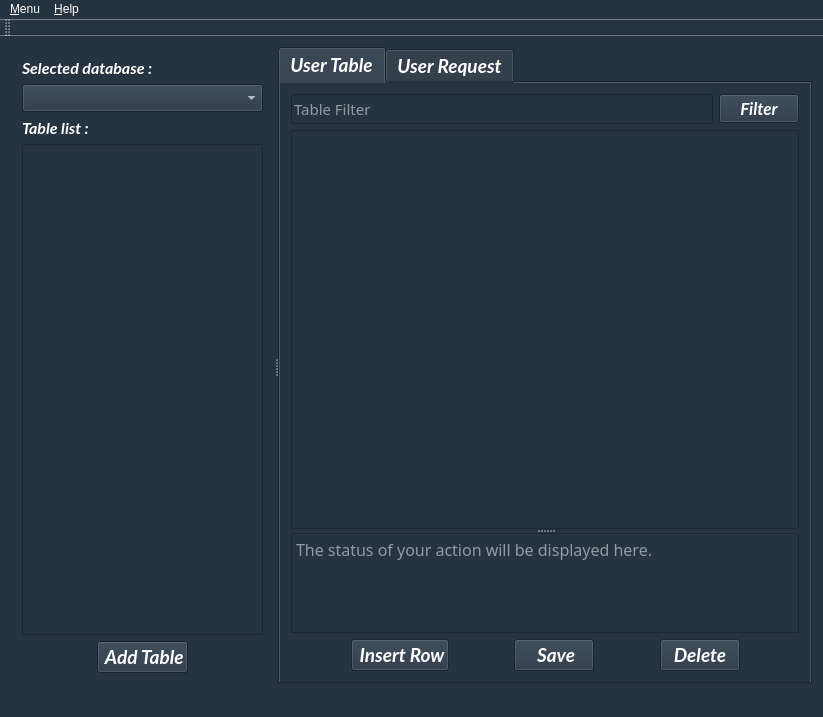
Before: the Qt Designer form mainwindow.ui in LouisVraie/dbManagerApp, drawn with Qt 5.
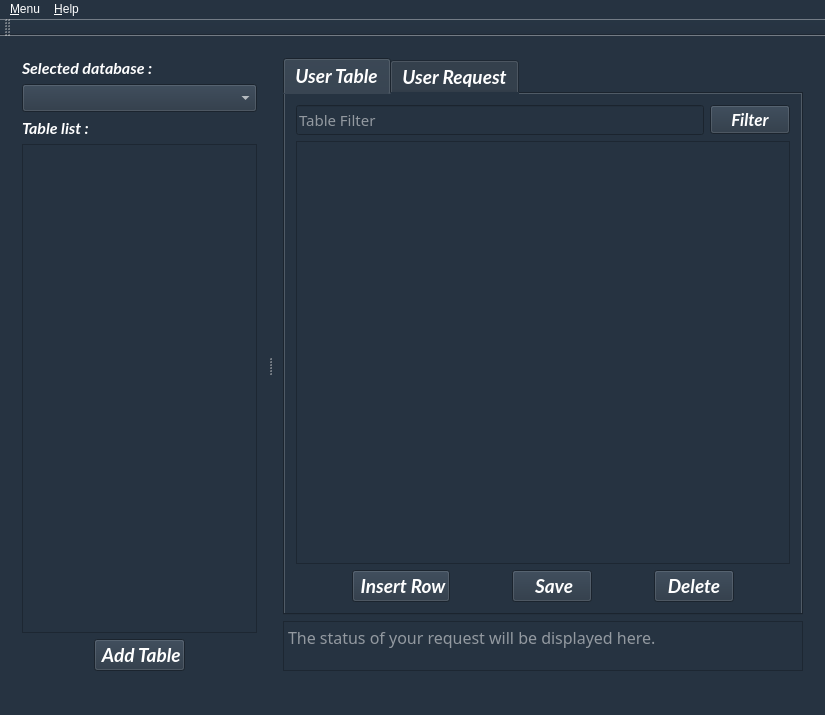
After: the same form once the commit is applied. Icons and pictures are not drawn.

Commit message: modif textBrowser status resultat mainwindow.ui

Diff of the .ui file:
```diff
--- a/mainwindow.ui
+++ b/mainwindow.ui
@@ -6,8 +6,8 @@
    <rect>
     <x>0</x>
     <y>0</y>
-    <width>823</width>
-    <height>717</height>
+    <width>825</width>
+    <height>715</height>
    </rect>
   </property>
   <property name="windowTitle">
@@ -179,6 +179,9 @@
         </item>
        </layout>
       </widget>
+      <widget class="QWidget" name="">
+       <layout class="QVBoxLayout" name="verticalLayout_5">
+        <item>
       <widget class="QTabWidget" name="tabWidget">
        <property name="minimumSize">
         <size>
@@ -269,29 +272,6 @@
              <bool>false</bool>
             </attribute>
            </widget>
-           <widget class="QTextBrowser" name="textBrowserActionResult">
-            <property name="maximumSize">
-             <size>
-              <width>16777215</width>
-              <height>100</height>
-             </size>
-            </property>
-            <property name="font">
-             <font>
-              <family>Source Code Pro</family>
-              <pointsize>12</pointsize>
-              <weight>50</weight>
-              <italic>false</italic>
-              <bold>false</bold>
-             </font>
-            </property>
-            <property name="cursorWidth">
-             <number>1</number>
-            </property>
-            <property name="placeholderText">
-             <string>The status of your action will be displayed here.</string>
-            </property>
-           </widget>
           </widget>
          </item>
          <item>
@@ -438,7 +418,7 @@
         <attribute name="title">
          <string>User Request</string>
         </attribute>
-        <layout class="QVBoxLayout" name="verticalLayout_5">
+           <layout class="QVBoxLayout" name="verticalLayout_6">
          <item>
           <widget class="QSplitter" name="splitter_2">
            <property name="orientation">
@@ -568,25 +548,6 @@
                </property>
               </widget>
              </item>
-             <item>
-              <widget class="QTextBrowser" name="textBrowserRequestResult">
-               <property name="maximumSize">
-                <size>
-                 <width>16777215</width>
-                 <height>50</height>
-                </size>
-               </property>
-               <property name="font">
-                <font>
-                 <family>Source Code Pro</family>
-                 <pointsize>12</pointsize>
-                </font>
-               </property>
-               <property name="placeholderText">
-                <string>The status of your request will be displayed here.</string>
-               </property>
-              </widget>
-             </item>
              <item>
               <widget class="QTableWidget" name="tableWidgetRequestResult">
                <attribute name="horizontalHeaderHighlightSections">
@@ -647,6 +608,28 @@
         </layout>
        </widget>
       </widget>
+        </item>
+        <item>
+         <widget class="QTextBrowser" name="textBrowserRequestResult">
+          <property name="maximumSize">
+           <size>
+            <width>16777215</width>
+            <height>50</height>
+           </size>
+          </property>
+          <property name="font">
+           <font>
+            <family>Source Code Pro</family>
+            <pointsize>12</pointsize>
+           </font>
+          </property>
+          <property name="placeholderText">
+           <string>The status of your request will be displayed here.</string>
+          </property>
+         </widget>
+        </item>
+       </layout>
+      </widget>
      </widget>
     </item>
    </layout>
@@ -656,7 +639,7 @@
     <rect>
      <x>0</x>
      <y>0</y>
-     <width>823</width>
+     <width>825</width>
      <height>24</height>
     </rect>
    </property>
```
Lines whose indentation alone changed are shown as unchanged.
